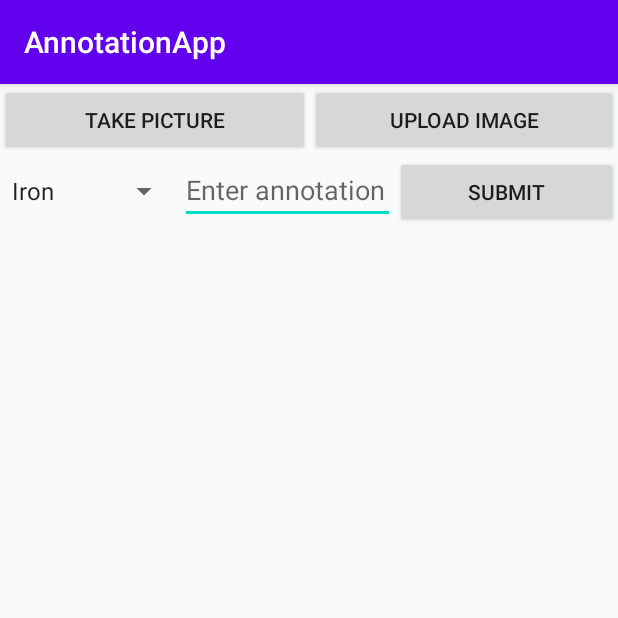
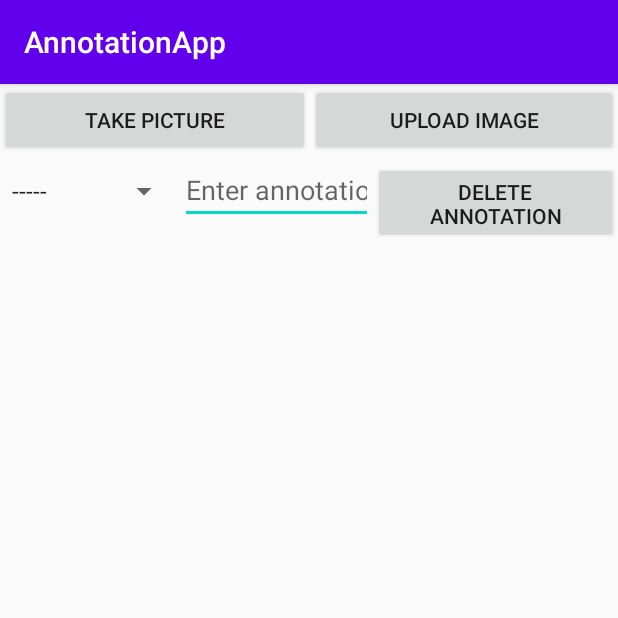
Before and after one commit to kothagunduvenkatakrishnarao/AnnotationApp-Android, an Android app: the screen it shows after launch (MainActivity), on a phone screen of 412 x 824 dp, the top half of it. Run offline under Robolectric (Android 15) with nearby library versions, the phone set to English and light mode, and no system bars.

Commit message:
small changes

```diff
--- a/AnnotationApp/app/src/main/java/com/example/annotationapp/MainActivity.java
+++ b/AnnotationApp/app/src/main/java/com/example/annotationapp/MainActivity.java
@@ -79,6 +79,7 @@ public class MainActivity extends AppCompatActivity implements OnItemSelectedLis
         annotate.setVisibility(View.GONE);
         spinner =findViewById(R.id.spinner);
         spinner.setOnItemSelectedListener(this);
+        Items.add("-----");
         Items.add("Iron");
         Items.add("Plastic");
         Items.add("Rubber");
@@ -211,7 +212,7 @@ public class MainActivity extends AppCompatActivity implements OnItemSelectedLis
     @Override
     public void onItemSelected(AdapterView<?> parent,View view, int position, long id) {
         String item = parent.getItemAtPosition(position).toString();
-        if(itemsSelected.size() < numberOfAnnotations) {
+        if(!item.equals("-----") && itemsSelected.size() < numberOfAnnotations) {
             itemsSelected.add(item);
             canvas.drawText(item,(result.get(numberOfAnnotations-1).get(0)+result.get(numberOfAnnotations-1).get(2))/2,result.get(numberOfAnnotations-1).get(1),paint);
             imview.invalidate();
--- a/AnnotationApp/app/src/main/res/layout/activity_main.xml
+++ b/AnnotationApp/app/src/main/res/layout/activity_main.xml
@@ -48,7 +48,7 @@
 
         <EditText
             android:id="@+id/getnumber"
-            android:layout_width="83dp"
+            android:layout_width="129dp"
             android:layout_height="wrap_content"
             android:layout_weight="1"
             android:ems="10"
@@ -61,7 +61,7 @@
             android:layout_width="wrap_content"
             android:layout_height="wrap_content"
             android:layout_weight="1"
-            android:text="Submit" />
+            android:text="Delete Annotation" />
     </LinearLayout>
 
     <ImageView
```
